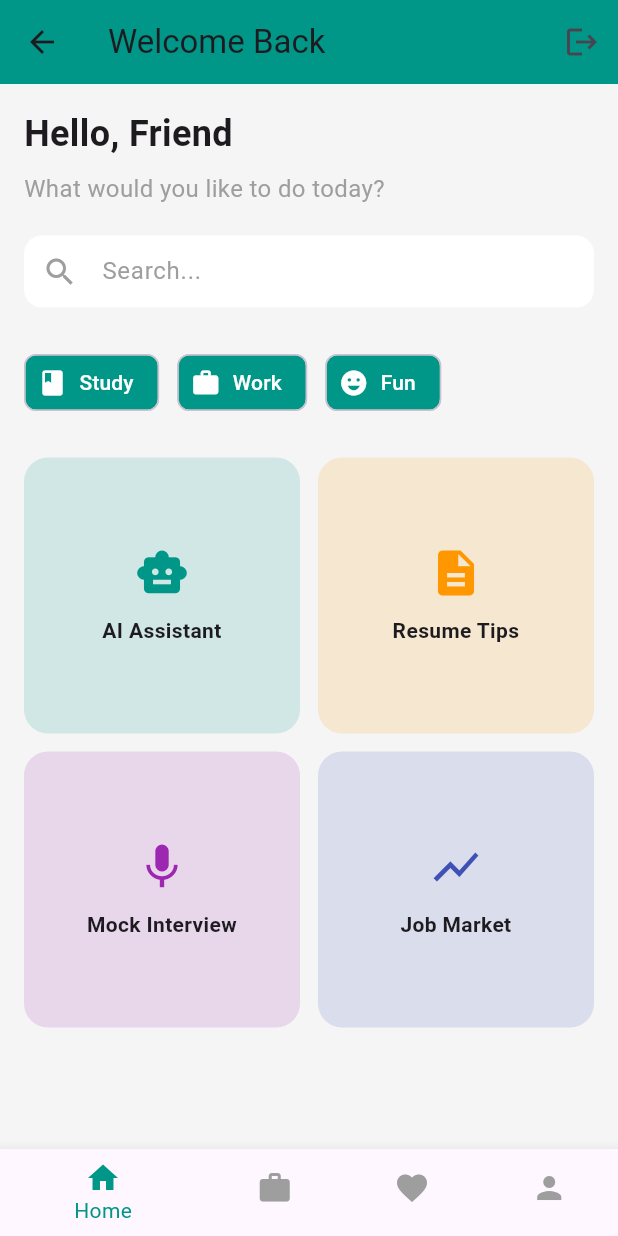
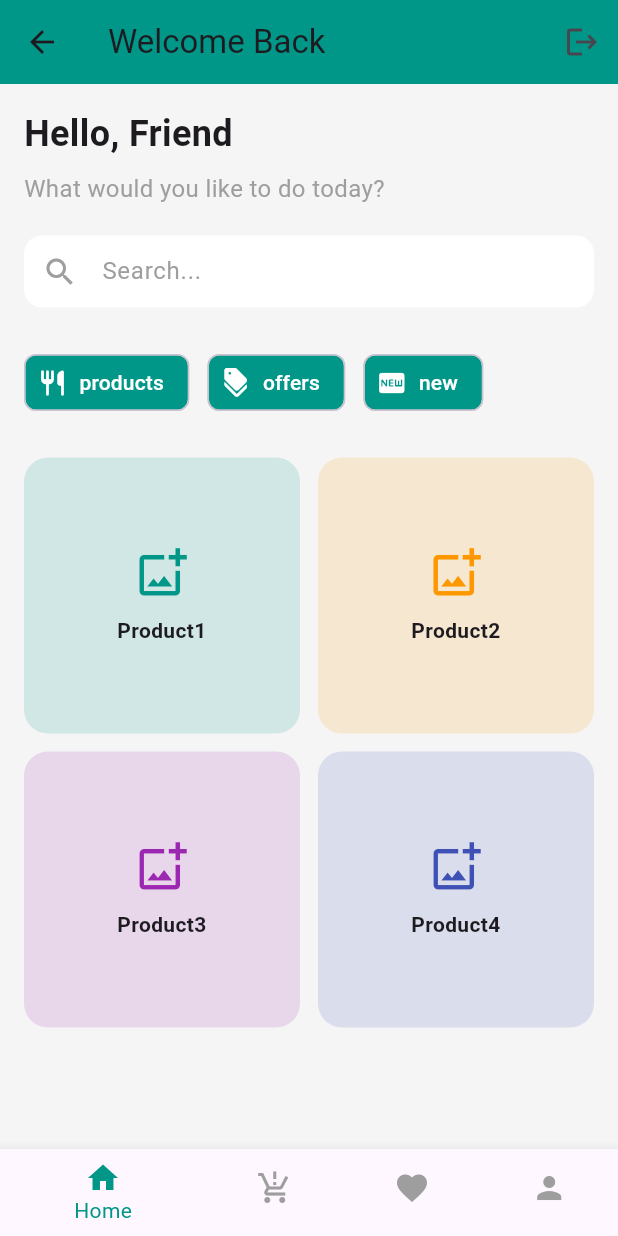
Before and after one commit to Shahdd-hossam/Shopster, a Flutter app: the HomeScreen screen opened directly, on a phone screen of 412 x 824 dp. Run offline on Flutter 3.47's test engine with Material 3 defaults, Android fonts, the phone set to English and light mode, and no system bars; our stand-ins replace fluttertoast.

```diff
--- a/lib/Features/Home/view/home_screen.dart
+++ b/lib/Features/Home/view/home_screen.dart
@@ -46,9 +46,9 @@ class HomeScreen extends StatelessWidget {
               child: ListView(
                 scrollDirection: Axis.horizontal,
                 children: const [
-                  CategoryCard(title: "Study", icon: Icons.book),
-                  CategoryCard(title: "Work", icon: Icons.work),
-                  CategoryCard(title: "Fun", icon: Icons.emoji_emotions),
+                  CategoryCard(title: "products", icon: Icons.restaurant_rounded),
+                  CategoryCard(title: "offers", icon: Icons.discount),
+                  CategoryCard(title: "new", icon: Icons.fiber_new_rounded),
                 ],
               ),
             ),
@@ -59,10 +59,10 @@ class HomeScreen extends StatelessWidget {
                 crossAxisSpacing: 12,
                 mainAxisSpacing: 12,
                 children: const [
-                  FeatureCard(title: "AI Assistant", icon: Icons.smart_toy, color: Colors.teal),
-                  FeatureCard(title: "Resume Tips", icon: Icons.description, color: Colors.orange),
-                  FeatureCard(title: "Mock Interview", icon: Icons.mic, color: Colors.purple),
-                  FeatureCard(title: "Job Market", icon: Icons.show_chart, color: Colors.indigo),
+                  FeatureCard(title: "Product1", icon: Icons.add_photo_alternate_outlined, color: Colors.teal),
+                  FeatureCard(title: "Product2", icon: Icons.add_photo_alternate_outlined, color: Colors.orange),
+                  FeatureCard(title: "Product3", icon: Icons.add_photo_alternate_outlined, color: Colors.purple),
+                  FeatureCard(title: "Product4", icon: Icons.add_photo_alternate_outlined, color: Colors.indigo),
                 ],
               ),
             ),
@@ -74,7 +74,7 @@ class HomeScreen extends StatelessWidget {
         unselectedItemColor: Colors.grey,
         items: const [
           BottomNavigationBarItem(icon: Icon(Icons.home), label: 'Home'),
-          BottomNavigationBarItem(icon: Icon(Icons.work), label: 'Jobs'),
+          BottomNavigationBarItem(icon: Icon(Icons.production_quantity_limits_sharp), label: 'Cart'),
           BottomNavigationBarItem(icon: Icon(Icons.favorite), label: 'Saved'),
           BottomNavigationBarItem(icon: Icon(Icons.person), label: 'Profile'),
         ],
```
